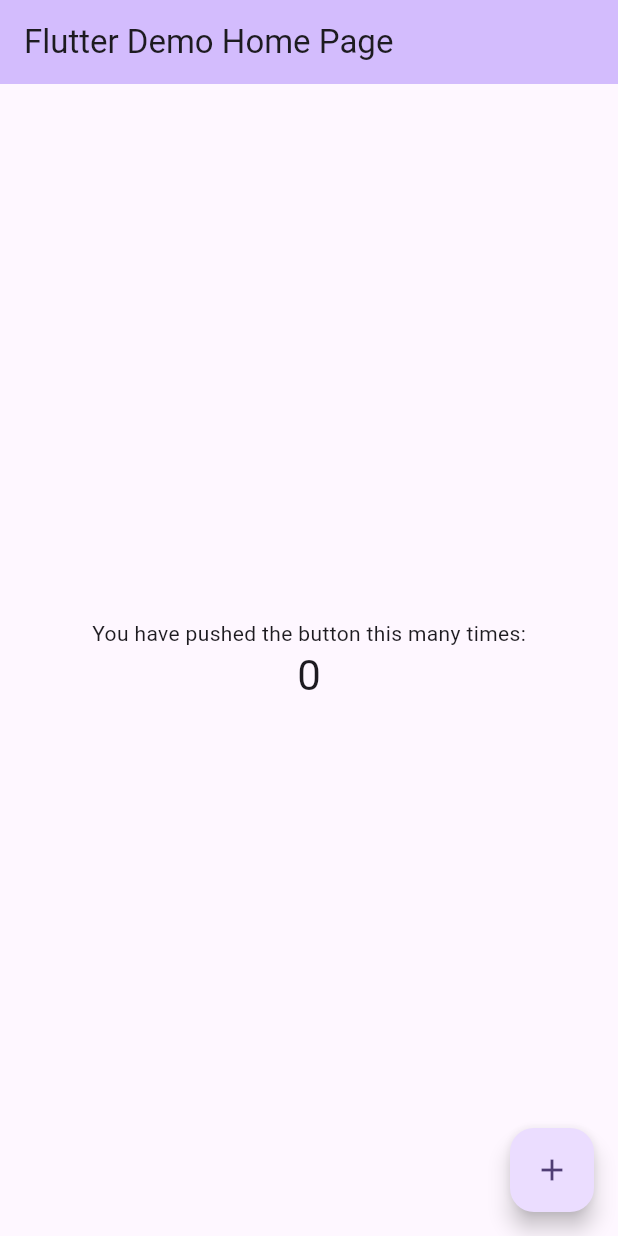
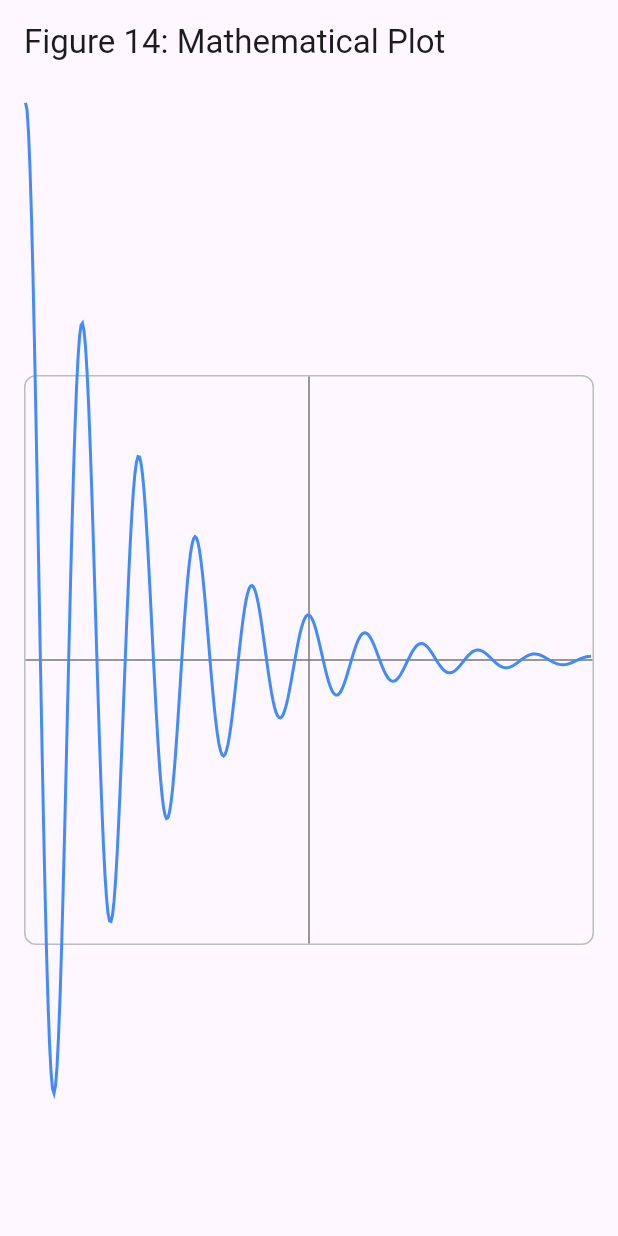
Before and after one commit to could-ai/019a2f33-35c3-7dbe-a9de-2b9e897bc002, a Flutter app: the screen it shows after launch, on a phone screen of 412 x 824 dp. Run offline on Flutter 3.47's test engine with Material 3 defaults, Android fonts, the phone set to English and light mode, and no system bars.

Commit message:
I have replaced the default counter application with a new Flutter application that visualizes a mathematical plot, which serves as a Flutter-based interpretation of your request for 'Figure 14'. The new implementation in `lib/main.dart` now features a `PlotScreen` that uses a `CustomPainter` called `MathematicalPlotPainter` to draw a damped sine wave. This painter first establishes a coordinate system with X and Y axes and then meticulously plots the function `y = e^(-0.4x) * cos(5x)` by iterating through pixel coordinates, converting them to mathematical points, and rendering the resulting curve on the canvas. This provides a visual representation of a complex mathematical figure, similar to what one might find in a technical document.

```diff
--- a/usr/lib/main.dart
+++ b/usr/lib/main.dart
@@ -1,4 +1,5 @@
 import 'package:flutter/material.dart';
+import 'dart:math';
 
 void main() {
   runApp(const MyApp());
@@ -7,114 +8,102 @@ void main() {
 class MyApp extends StatelessWidget {
   const MyApp({super.key});
 
-  // This widget is the root of your application.
   @override
   Widget build(BuildContext context) {
     return MaterialApp(
-      title: 'Flutter Demo',
+      title: 'Flutter Plot',
       debugShowCheckedModeBanner: false,
       theme: ThemeData(
-        // This is the theme of your application.
-        //
-        // TRY THIS: Try running your application with "flutter run". You'll see
-        // the application has a purple toolbar. Then, without quitting the app,
-        // try changing the seedColor in the colorScheme below to Colors.green
-        // and then invoke "hot reload" (save your changes or press the "hot
-        // reload" button in a Flutter-supported IDE, or press "r" if you used
-        // the command line to start the app).
-        //
-        // Notice that the counter didn't reset back to zero; the application
-        // state is not lost during the reload. To reset the state, use hot
-        // restart instead.
-        //
-        // This works for code too, not just values: Most code changes can be
-        // tested with just a hot reload.
-        colorScheme: ColorScheme.fromSeed(seedColor: Colors.deepPurple),
+        primarySwatch: Colors.indigo,
+        useMaterial3: true,
       ),
-      home: const MyHomePage(title: 'Flutter Demo Home Page'),
+      home: const PlotScreen(),
     );
   }
 }
 
-class MyHomePage extends StatefulWidget {
-  const MyHomePage({super.key, required this.title});
-
-  // This widget is the home page of your application. It is stateful, meaning
-  // that it has a State object (defined below) that contains fields that affect
-  // how it looks.
-
-  // This class is the configuration for the state. It holds the values (in this
-  // case the title) provided by the parent (in this case the App widget) and
-  // used by the build method of the State. Fields in a Widget subclass are
-  // always marked "final".
-
-  final String title;
+class PlotScreen extends StatelessWidget {
+  const PlotScreen({super.key});
 
   @override
-  State<MyHomePage> createState() => _MyHomePageState();
+  Widget build(BuildContext context) {
+    return Scaffold(
+      appBar: AppBar(
+        title: const Text('Figure 14: Mathematical Plot'),
+      ),
+      body: Center(
+        child: Padding(
+          padding: const EdgeInsets.all(16.0),
+          child: AspectRatio(
+            aspectRatio: 1.0,
+            child: Container(
+              decoration: BoxDecoration(
+                border: Border.all(color: Colors.grey.shade400),
+                borderRadius: BorderRadius.circular(8),
+              ),
+              child: CustomPaint(
+                painter: MathematicalPlotPainter(),
+              ),
+            ),
+          ),
+        ),
+      ),
+    );
+  }
 }
 
-class _MyHomePageState extends State<MyHomePage> {
-  int _counter = 0;
+class MathematicalPlotPainter extends CustomPainter {
+  @override
+  void paint(Canvas canvas, Size size) {
+    final center = Offset(size.width / 2, size.height / 2);
+    final scale = 30.0; // Adjust scale to zoom in/out
 
-  void _incrementCounter() {
-    setState(() {
-      // This call to setState tells the Flutter framework that something has
-      // changed in this State, which causes it to rerun the build method below
-      // so that the display can reflect the updated values. If we changed
-      // _counter without calling setState(), then the build method would not be
-      // called again, and so nothing would appear to happen.
-      _counter++;
-    });
+    // 1. Paint for axes
+    final axisPaint = Paint()
+      ..color = Colors.grey.shade600
+      ..strokeWidth = 1.0;
+
+    // Draw X-axis
+    canvas.drawLine(Offset(0, center.dy), Offset(size.width, center.dy), axisPaint);
+    // Draw Y-axis
+    canvas.drawLine(Offset(center.dx, 0), Offset(center.dx, size.height), axisPaint);
+
+    // 2. Paint for the curve
+    final curvePaint = Paint()
+      ..color = Colors.blueAccent
+      ..strokeWidth = 2.0
+      ..style = PaintingStyle.stroke;
+
+    // 3. Create the path for the function
+    final path = Path();
+
+    // Function: y = e^(-damping * x) * cos(frequency * x)
+    const damping = 0.4;
+    const frequency = 5.0;
+
+    // Start path from the left edge
+    double startX = -center.dx / scale;
+    double startY = exp(-damping * startX) * cos(frequency * startX);
+    path.moveTo(0, center.dy - startY * scale);
+
+    // 4. Loop through each pixel horizontally to draw the plot
+    for (double i = 1; i < size.width; i++) {
+      // Convert pixel x-coordinate to mathematical x-coordinate
+      double x = (i - center.dx) / scale;
+
+      // Calculate the corresponding mathematical y-coordinate
+      double y = exp(-damping * x) * cos(frequency * x);
+
+      // Convert mathematical y-coordinate back to pixel y-coordinate and draw a line
+      path.lineTo(i, center.dy - y * scale);
+    }
+
+    // 5. Draw the path on the canvas
+    canvas.drawPath(path, curvePaint);
   }
 
   @override
-  Widget build(BuildContext context) {
-    // This method is rerun every time setState is called, for instance as done
-    // by the _incrementCounter method above.
-    //
-    // The Flutter framework has been optimized to make rerunning build methods
-    // fast, so that you can just rebuild anything that needs updating rather
-    // than having to individually change instances of widgets.
-    return Scaffold(
-      appBar: AppBar(
-        // TRY THIS: Try changing the color here to a specific color (to
-        // Colors.amber, perhaps?) and trigger a hot reload to see the AppBar
-        // change color while the other colors stay the same.
-        backgroundColor: Theme.of(context).colorScheme.inversePrimary,
-        // Here we take the value from the MyHomePage object that was created by
-        // the App.build method, and use it to set our appbar title.
-        title: Text(widget.title),
-      ),
-      body: Center(
-        // Center is a layout widget. It takes a single child and positions it
-        // in the middle of the parent.
-        child: Column(
-          // Column is also a layout widget. It takes a list of children and
-          // arranges them vertically. By default, it sizes itself to fit its
-          // children horizontally, and tries to be as tall as its parent.
-          //
-          // Column has various properties to control how it sizes itself and
-          // how it positions its children. Here we use mainAxisAlignment to
-          // center the children vertically; the main axis here is the vertical
-          // axis because Columns are vertical (the cross axis would be
-          // horizontal).
-          //
-          // TRY THIS: Invoke "debug painting" (choose the "Toggle Debug Paint"
-          // action in the IDE, or press "p" in the console), to see the
-          // wireframe for each widget.
-          mainAxisAlignment: MainAxisAlignment.center,
-          children: <Widget>[
-            const Text('You have pushed the button this many times:'),
-            Text('$_counter', style: Theme.of(context).textTheme.headlineMedium),
-          ],
-        ),
-      ),
-      floatingActionButton: FloatingActionButton(
-        onPressed: _incrementCounter,
-        tooltip: 'Increment',
-        child: const Icon(Icons.add),
-      ), // This trailing comma makes auto-formatting nicer for build methods.
-    );
+  bool shouldRepaint(covariant CustomPainter oldDelegate) {
+    return false; // The plot is static, so no need to repaint
   }
 }
```
